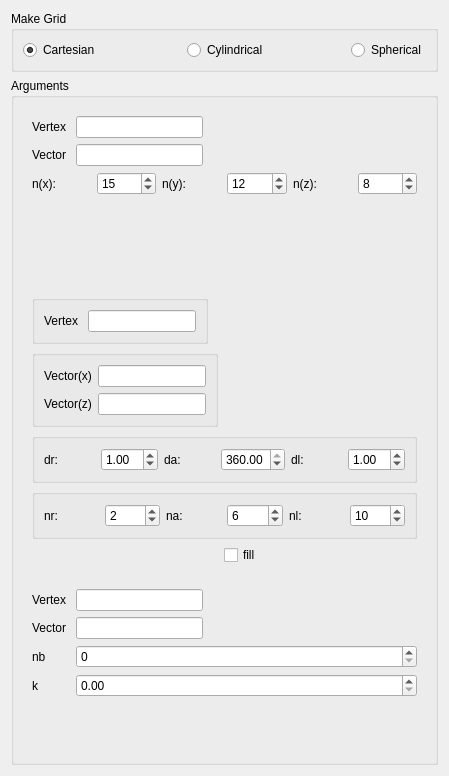
This is src/HEXABLOCKGUI/MakeGrid_QTD.ui in SalomePlatform/hexablock as Qt 5 draws it before an edit. The edited form follows.
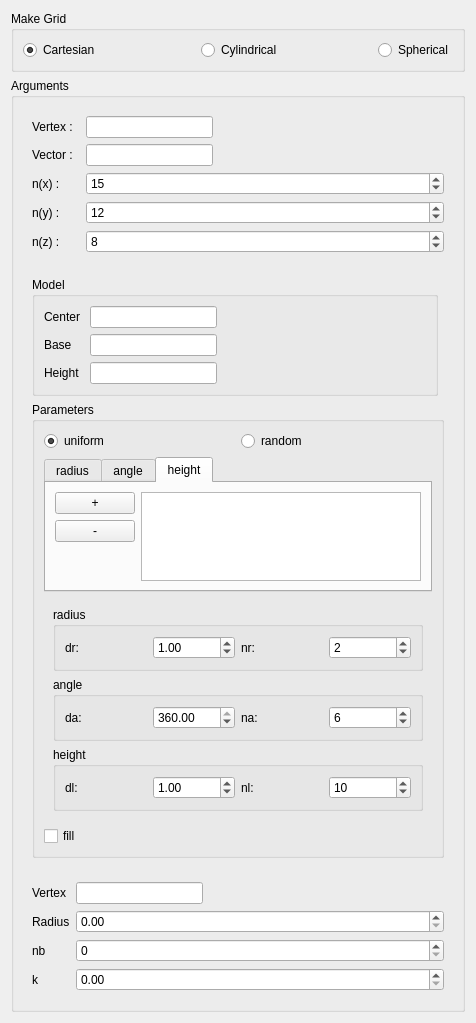
This is the edited form.

Commit message: added : input dialog panel. MakeGridDialog, HexaDialog, ReplaceHexaDialog, QuadRevolutionDialog, MakeSphereDialog, MakeRindDialog.

The edit to the form file:
```diff
--- a/src/HEXABLOCKGUI/MakeGrid_QTD.ui
+++ b/src/HEXABLOCKGUI/MakeGrid_QTD.ui
@@ -6,8 +6,8 @@
    <rect>
     <x>0</x>
     <y>0</y>
-    <width>449</width>
-    <height>776</height>
+    <width>476</width>
+    <height>1023</height>
    </rect>
   </property>
   <property name="windowTitle">
@@ -77,7 +77,7 @@
          <item row="0" column="0">
           <widget class="QLabel" name="label_8">
            <property name="text">
-            <string>Vertex </string>
+            <string>Vertex :  </string>
            </property>
           </widget>
          </item>
@@ -94,7 +94,7 @@
          <item row="1" column="0">
           <widget class="QLabel" name="label_9">
            <property name="text">
-            <string>Vector</string>
+            <string>Vector : </string>
            </property>
           </widget>
          </item>
@@ -108,44 +108,42 @@
            </property>
           </widget>
          </item>
-         <item row="2" column="0" colspan="2">
-          <layout class="QHBoxLayout" name="horizontalLayout_2">
-           <item>
+         <item row="2" column="0">
             <widget class="QLabel" name="label_12">
              <property name="text">
-              <string>n(x):</string>
+            <string>n(x) : </string>
              </property>
             </widget>
            </item>
-           <item>
+         <item row="2" column="1">
             <widget class="QSpinBox" name="nx_spb_rb0">
              <property name="value">
               <number>15</number>
              </property>
             </widget>
            </item>
-           <item>
+         <item row="3" column="0">
             <widget class="QLabel" name="label_13">
              <property name="text">
-              <string>n(y):</string>
+            <string>n(y) :</string>
              </property>
             </widget>
            </item>
-           <item>
+         <item row="3" column="1">
             <widget class="QSpinBox" name="ny_spb_rb0">
              <property name="value">
               <number>12</number>
              </property>
             </widget>
            </item>
-           <item>
+         <item row="4" column="0">
             <widget class="QLabel" name="label_14">
              <property name="text">
-              <string>n(z):</string>
+            <string>n(z) : </string>
              </property>
             </widget>
            </item>
-           <item>
+         <item row="4" column="1">
             <widget class="QSpinBox" name="nz_spb_rb0">
              <property name="value">
               <number>8</number>
@@ -153,90 +151,83 @@
             </widget>
            </item>
           </layout>
-         </item>
-        </layout>
        </widget>
       </item>
       <item>
        <widget class="QWidget" name="cylindrical_widget" native="true">
-        <layout class="QFormLayout" name="formLayout_2">
-         <item row="0" column="0">
-          <widget class="QGroupBox" name="groupBox_5">
-           <property name="title">
-            <string/>
-           </property>
-           <layout class="QVBoxLayout" name="verticalLayout_2">
-            <item>
-             <layout class="QHBoxLayout" name="horizontalLayout_6">
-              <item>
-               <widget class="QLabel" name="label">
-                <property name="text">
-                 <string>Vertex </string>
-                </property>
-               </widget>
-              </item>
-              <item>
-               <widget class="QLineEdit" name="vex_le_rb1">
-                <property name="maximumSize">
-                 <size>
-                  <width>127</width>
-                  <height>16777215</height>
-                 </size>
-                </property>
-               </widget>
-              </item>
-             </layout>
-            </item>
-           </layout>
-          </widget>
-         </item>
+        <layout class="QGridLayout" name="gridLayout">
          <item row="1" column="0">
           <widget class="QGroupBox" name="groupBox_4">
+           <property name="sizePolicy">
+            <sizepolicy hsizetype="Preferred" vsizetype="Maximum">
+             <horstretch>0</horstretch>
+             <verstretch>0</verstretch>
+            </sizepolicy>
+           </property>
            <property name="title">
-            <string/>
+            <string>Model</string>
            </property>
-           <layout class="QVBoxLayout" name="verticalLayout">
-            <item>
-             <layout class="QHBoxLayout" name="horizontalLayout_3">
-              <item>
+           <layout class="QFormLayout" name="formLayout_4">
+            <item row="2" column="1">
+             <widget class="QLineEdit" name="base_le_rb1">
+              <property name="maximumSize">
+               <size>
+                <width>127</width>
+                <height>16777215</height>
+               </size>
+              </property>
+              <property name="toolTip">
+               <string>Select a vector</string>
+              </property>
+             </widget>
+            </item>
+            <item row="1" column="1">
+             <widget class="QLineEdit" name="center_le_rb1">
+              <property name="maximumSize">
+               <size>
+                <width>127</width>
+                <height>16777215</height>
+               </size>
+              </property>
+              <property name="toolTip">
+               <string>Select a point (vertex)
+</string>
+              </property>
+             </widget>
+            </item>
+            <item row="1" column="0">
+             <widget class="QLabel" name="label">
+              <property name="text">
+               <string>Center </string>
+              </property>
+             </widget>
+            </item>
+            <item row="2" column="0">
                <widget class="QLabel" name="label_2">
                 <property name="text">
-                 <string>Vector(x)</string>
+               <string>Base</string>
                 </property>
                </widget>
               </item>
-              <item>
-               <widget class="QLineEdit" name="vec_x_le_rb1">
+            <item row="3" column="1">
+             <widget class="QLineEdit" name="height_le_rb1">
                 <property name="maximumSize">
                  <size>
                   <width>127</width>
                   <height>16777215</height>
                  </size>
                 </property>
-               </widget>
-              </item>
-             </layout>
-            </item>
-            <item>
-             <layout class="QHBoxLayout" name="horizontalLayout_4">
-              <item>
+              <property name="toolTip">
+               <string>Select a vector</string>
+              </property>
+             </widget>
+            </item>
+            <item row="3" column="0">
                <widget class="QLabel" name="label_4">
                 <property name="text">
-                 <string>Vector(z)</string>
-                </property>
-               </widget>
-              </item>
-              <item>
-               <widget class="QLineEdit" name="vec_z_le_rb1">
-                <property name="maximumSize">
-                 <size>
-                  <width>127</width>
-                  <height>16777215</height>
-                 </size>
-                </property>
-               </widget>
-              </item>
-             </layout>
+               <string>Height</string>
+              </property>
+             </widget>
             </item>
            </layout>
           </widget>
@@ -244,7 +235,215 @@
          <item row="2" column="0" colspan="2">
           <widget class="QGroupBox" name="groupBox_3">
            <property name="title">
-            <string/>
+            <string>Parameters</string>
+           </property>
+           <layout class="QGridLayout" name="gridLayout_5">
+            <item row="0" column="0">
+             <widget class="QRadioButton" name="uniform_rb">
+              <property name="text">
+               <string>uniform</string>
+              </property>
+              <property name="checked">
+               <bool>true</bool>
+              </property>
+             </widget>
+            </item>
+            <item row="0" column="1">
+             <widget class="QRadioButton" name="random_rb">
+              <property name="text">
+               <string>random</string>
+              </property>
+             </widget>
+            </item>
+            <item row="1" column="0" colspan="2">
+             <widget class="QTabWidget" name="random_param_w">
+              <property name="sizePolicy">
+               <sizepolicy hsizetype="Expanding" vsizetype="Maximum">
+                <horstretch>0</horstretch>
+                <verstretch>0</verstretch>
+               </sizepolicy>
+              </property>
+              <property name="currentIndex">
+               <number>2</number>
+              </property>
+              <widget class="QWidget" name="ext_radius_tab">
+               <attribute name="title">
+                <string>radius</string>
+               </attribute>
+               <layout class="QGridLayout" name="gridLayout_2">
+                <item row="0" column="0">
+                 <widget class="QPushButton" name="add_radius_pb">
+                  <property name="enabled">
+                   <bool>true</bool>
+                  </property>
+                  <property name="sizePolicy">
+                   <sizepolicy hsizetype="Maximum" vsizetype="Fixed">
+                    <horstretch>0</horstretch>
+                    <verstretch>0</verstretch>
+                   </sizepolicy>
+                  </property>
+                  <property name="text">
+                   <string>+</string>
+                  </property>
+                 </widget>
+                </item>
+                <item row="0" column="1" rowspan="4">
+                 <widget class="QListWidget" name="radius_lw"/>
+                </item>
+                <item row="1" column="0">
+                 <widget class="QPushButton" name="del_radius_pb">
+                  <property name="sizePolicy">
+                   <sizepolicy hsizetype="Maximum" vsizetype="Fixed">
+                    <horstretch>0</horstretch>
+                    <verstretch>0</verstretch>
+                   </sizepolicy>
+                  </property>
+                  <property name="text">
+                   <string>-</string>
+                  </property>
+                 </widget>
+                </item>
+                <item row="2" column="0">
+                 <spacer name="verticalSpacer">
+                  <property name="orientation">
+                   <enum>Qt::Vertical</enum>
+                  </property>
+                  <property name="sizeHint" stdset="0">
+                   <size>
+                    <width>20</width>
+                    <height>139</height>
+                   </size>
+                  </property>
+                 </spacer>
+                </item>
+               </layout>
+              </widget>
+              <widget class="QWidget" name="ext_angle_tab">
+               <attribute name="title">
+                <string>angle</string>
+               </attribute>
+               <layout class="QGridLayout" name="gridLayout_3">
+                <item row="0" column="0">
+                 <widget class="QPushButton" name="add_angle_pb">
+                  <property name="enabled">
+                   <bool>true</bool>
+                  </property>
+                  <property name="sizePolicy">
+                   <sizepolicy hsizetype="Maximum" vsizetype="Fixed">
+                    <horstretch>0</horstretch>
+                    <verstretch>0</verstretch>
+                   </sizepolicy>
+                  </property>
+                  <property name="text">
+                   <string>+</string>
+                  </property>
+                 </widget>
+                </item>
+                <item row="0" column="1" rowspan="3">
+                 <widget class="QListWidget" name="angle_lw"/>
+                </item>
+                <item row="1" column="0">
+                 <widget class="QPushButton" name="del_angle_pb">
+                  <property name="sizePolicy">
+                   <sizepolicy hsizetype="Maximum" vsizetype="Fixed">
+                    <horstretch>0</horstretch>
+                    <verstretch>0</verstretch>
+                   </sizepolicy>
+                  </property>
+                  <property name="text">
+                   <string>-</string>
+                  </property>
+                 </widget>
+                </item>
+                <item row="2" column="0">
+                 <spacer name="verticalSpacer_2">
+                  <property name="orientation">
+                   <enum>Qt::Vertical</enum>
+                  </property>
+                  <property name="sizeHint" stdset="0">
+                   <size>
+                    <width>20</width>
+                    <height>139</height>
+                   </size>
+                  </property>
+                 </spacer>
+                </item>
+               </layout>
+              </widget>
+              <widget class="QWidget" name="ext_height_tab">
+               <attribute name="title">
+                <string>height</string>
+               </attribute>
+               <layout class="QGridLayout" name="gridLayout_4">
+                <item row="0" column="0">
+                 <widget class="QPushButton" name="add_height_pb">
+                  <property name="enabled">
+                   <bool>true</bool>
+                  </property>
+                  <property name="sizePolicy">
+                   <sizepolicy hsizetype="Maximum" vsizetype="Fixed">
+                    <horstretch>0</horstretch>
+                    <verstretch>0</verstretch>
+                   </sizepolicy>
+                  </property>
+                  <property name="text">
+                   <string>+</string>
+                  </property>
+                 </widget>
+                </item>
+                <item row="0" column="1" rowspan="3">
+                 <widget class="QListWidget" name="height_lw">
+                  <property name="sizePolicy">
+                   <sizepolicy hsizetype="Expanding" vsizetype="Expanding">
+                    <horstretch>0</horstretch>
+                    <verstretch>0</verstretch>
+                   </sizepolicy>
+                  </property>
+                 </widget>
+                </item>
+                <item row="1" column="0">
+                 <widget class="QPushButton" name="del_height_pb">
+                  <property name="sizePolicy">
+                   <sizepolicy hsizetype="Maximum" vsizetype="Fixed">
+                    <horstretch>0</horstretch>
+                    <verstretch>0</verstretch>
+                   </sizepolicy>
+                  </property>
+                  <property name="text">
+                   <string>-</string>
+                  </property>
+                 </widget>
+                </item>
+                <item row="2" column="0">
+                 <spacer name="verticalSpacer_3">
+                  <property name="orientation">
+                   <enum>Qt::Vertical</enum>
+                  </property>
+                  <property name="sizeHint" stdset="0">
+                   <size>
+                    <width>20</width>
+                    <height>139</height>
+                   </size>
+                  </property>
+                 </spacer>
+                </item>
+               </layout>
+              </widget>
+             </widget>
+            </item>
+            <item row="2" column="0" colspan="2">
+             <widget class="QWidget" name="uniform_param_w" native="true">
+              <property name="sizePolicy">
+               <sizepolicy hsizetype="Preferred" vsizetype="Maximum">
+                <horstretch>0</horstretch>
+                <verstretch>0</verstretch>
+               </sizepolicy>
+              </property>
+              <layout class="QVBoxLayout" name="verticalLayout">
+               <item>
+                <widget class="QGroupBox" name="groupBox_6">
+                 <property name="title">
+                  <string>radius</string>
            </property>
            <layout class="QHBoxLayout" name="horizontalLayout_5">
             <item>
@@ -262,6 +461,29 @@
              </widget>
             </item>
             <item>
+                   <widget class="QLabel" name="label_10">
+                    <property name="text">
+                     <string>nr:</string>
+                    </property>
+                   </widget>
+                  </item>
+                  <item>
+                   <widget class="QSpinBox" name="nr_spb_rb1">
+                    <property name="value">
+                     <number>2</number>
+                    </property>
+                   </widget>
+                  </item>
+                 </layout>
+                </widget>
+               </item>
+               <item>
+                <widget class="QGroupBox" name="groupBox_8">
+                 <property name="title">
+                  <string>angle</string>
+                 </property>
+                 <layout class="QHBoxLayout" name="horizontalLayout_7">
+                  <item>
              <widget class="QLabel" name="label_6">
               <property name="text">
                <string>da:</string>
@@ -282,43 +504,6 @@
              </widget>
             </item>
             <item>
-             <widget class="QLabel" name="label_7">
-              <property name="text">
-               <string>dl:</string>
-              </property>
-             </widget>
-            </item>
-            <item>
-             <widget class="QDoubleSpinBox" name="dl_spb_rb1">
-              <property name="value">
-               <double>1.000000000000000</double>
-              </property>
-             </widget>
-            </item>
-           </layout>
-          </widget>
-         </item>
-         <item row="3" column="0" colspan="2">
-          <widget class="QGroupBox" name="groupBox_6">
-           <property name="title">
-            <string/>
-           </property>
-           <layout class="QHBoxLayout" name="horizontalLayout_7">
-            <item>
-             <widget class="QLabel" name="label_10">
-              <property name="text">
-               <string>nr:</string>
-              </property>
-             </widget>
-            </item>
-            <item>
-             <widget class="QSpinBox" name="nr_spb_rb1">
-              <property name="value">
-               <number>2</number>
-              </property>
-             </widget>
-            </item>
-            <item>
              <widget class="QLabel" name="label_11">
               <property name="text">
                <string>na:</string>
@@ -332,6 +517,29 @@
               </property>
              </widget>
             </item>
+                 </layout>
+                </widget>
+               </item>
+               <item>
+                <widget class="QGroupBox" name="groupBox_7">
+                 <property name="title">
+                  <string>height</string>
+                 </property>
+                 <layout class="QHBoxLayout" name="horizontalLayout_8">
+                  <item>
+                   <widget class="QLabel" name="label_7">
+                    <property name="text">
+                     <string>dl:</string>
+                    </property>
+                   </widget>
+                  </item>
+                  <item>
+                   <widget class="QDoubleSpinBox" name="dl_spb_rb1">
+                    <property name="value">
+                     <double>1.000000000000000</double>
+                    </property>
+                   </widget>
+                  </item>
             <item>
              <widget class="QLabel" name="label_15">
               <property name="text">
@@ -349,7 +557,10 @@
            </layout>
           </widget>
          </item>
-         <item row="4" column="1">
+              </layout>
+             </widget>
+            </item>
+            <item row="3" column="0">
           <widget class="QCheckBox" name="fill_cb_rb1">
            <property name="text">
             <string>fill</string>
@@ -359,8 +570,17 @@
         </layout>
        </widget>
       </item>
+        </layout>
+       </widget>
+      </item>
       <item>
        <widget class="QWidget" name="spherical_widget" native="true">
+        <property name="sizePolicy">
+         <sizepolicy hsizetype="Preferred" vsizetype="MinimumExpanding">
+          <horstretch>0</horstretch>
+          <verstretch>0</verstretch>
+         </sizepolicy>
+        </property>
         <layout class="QFormLayout" name="formLayout_3">
          <item row="0" column="0">
           <widget class="QLabel" name="label_3">
@@ -382,19 +602,15 @@
          <item row="1" column="0">
           <widget class="QLabel" name="label_16">
            <property name="text">
-            <string>Vector</string>
+            <string>Radius</string>
            </property>
           </widget>
          </item>
          <item row="1" column="1">
-          <widget class="QLineEdit" name="vec_le_rb2">
-           <property name="maximumSize">
-            <size>
-             <width>127</width>
-             <height>16777215</height>
-            </size>
-           </property>
-          </widget>
+          <widget class="QDoubleSpinBox" name="radius_spb_rb2"/>
+         </item>
+         <item row="2" column="1">
+          <widget class="QSpinBox" name="nb_spb_rb2"/>
          </item>
          <item row="2" column="0">
           <widget class="QLabel" name="label_17">
@@ -403,8 +619,8 @@
            </property>
           </widget>
          </item>
-         <item row="2" column="1">
-          <widget class="QSpinBox" name="nb_spb_rb2"/>
+         <item row="3" column="1">
+          <widget class="QDoubleSpinBox" name="k_spb_rb2"/>
          </item>
          <item row="3" column="0">
           <widget class="QLabel" name="label_18">
@@ -413,9 +629,6 @@
            </property>
           </widget>
          </item>
-         <item row="3" column="1">
-          <widget class="QDoubleSpinBox" name="k_spb_rb2"/>
-         </item>
         </layout>
        </widget>
       </item>
```
Left out of the diff: 64 changed lines with no effect on the pictures. Lines whose indentation alone changed are shown as unchanged. The commit also changes 9 other files.
